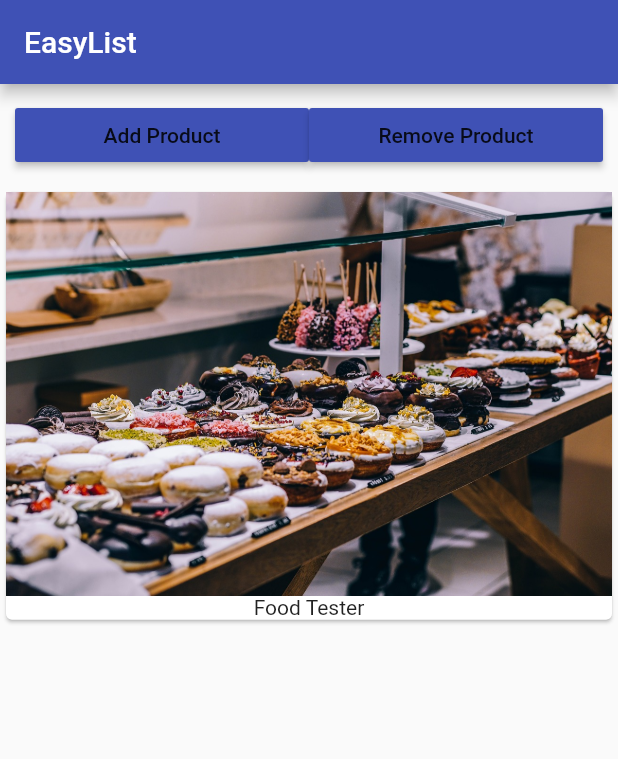
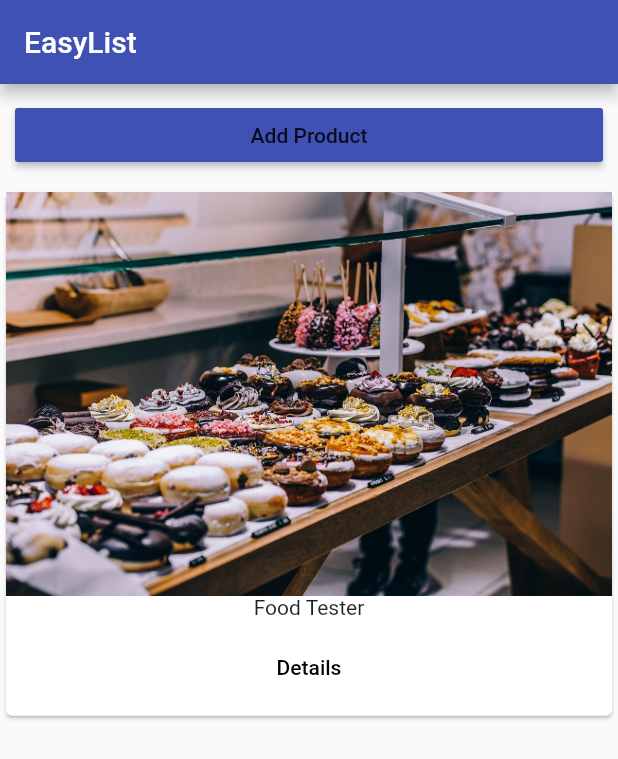
Before and after one commit to niranjanshankar/Flutter_sample_app, a Flutter app: the screen it shows after launch, on a phone screen of 412 x 824 dp. Shown: the top 759 px of the screen. Run offline on Flutter 3.47's test engine with Material 2 defaults, Android fonts, the phone set to English and light mode, and no system bars.

```diff
--- a/lib/main.dart
+++ b/lib/main.dart
@@ -1,5 +1,5 @@
 import 'package:flutter/material.dart';
-import './product_manager.dart';
+import './pages/home.dart';
 // import 'package:flutter/rendering.dart';
 
 main() {
@@ -12,15 +12,8 @@ class UdemyCourseApp extends StatelessWidget {
   Widget build(BuildContext context) {
     return MaterialApp(
       // debugShowMaterialGrid: true,
-      theme:ThemeData(
-        primarySwatch: Colors.indigo
-      ),
-      home: Scaffold(
-        appBar: AppBar(
-          title: Text('EasyList'),
-        ),
-        body: ProductManager(startingProduct: 'Food Tester'),
-      ),
+      theme: ThemeData(primarySwatch: Colors.indigo),
+      home: HomePage(),
     );
   }
 }
--- /dev/null
+++ b/lib/pages/home.dart
@@ -0,0 +1,18 @@
+import 'package:flutter/material.dart';
+
+import '../product_manager.dart';
+
+class HomePage extends StatelessWidget {
+  @override
+  Widget build(BuildContext context) {
+    return Scaffold(
+      appBar: AppBar(
+        title: Text('EasyList'),
+      ),
+      body: ProductManager(startingProduct: {
+        'title': 'Food Tester',
+        'asset': 'assets/food.jpg'
+      }),
+    );
+  }
+}
--- a/lib/product_control.dart
+++ b/lib/product_control.dart
@@ -2,9 +2,9 @@ import 'package:flutter/material.dart';
 
 class ProducControl extends StatelessWidget {
   final Function addProduct;
-  final Function removeProduct;
+  // final Function removeProduct;
 
-  ProducControl(this.addProduct, this.removeProduct);
+  ProducControl(this.addProduct);
 
   @override
   Widget build(BuildContext context) {
@@ -15,20 +15,12 @@ class ProducControl extends StatelessWidget {
           child: RaisedButton(
             color: Theme.of(context).primaryColor,
             onPressed: () {
-              this.addProduct('Sweets');
+              this.addProduct({'title' : 'Sweets', 'asset' : 'assets/food.jpg'});
             },
             child: Text('Add Product'),
           ),
         ),
-        new Expanded(
-          child: RaisedButton(
-            color: Theme.of(context).primaryColor,
-            onPressed: () {
-              this.removeProduct('Sweets');
-            },
-            child: Text('Remove Product'),
-          ),
-        )
+
       ],
     );
   }
--- a/lib/product_manager.dart
+++ b/lib/product_manager.dart
@@ -4,7 +4,7 @@ import './products.dart';
 import './product_control.dart';
 
 class ProductManager extends StatefulWidget {
-  final String startingProduct;
+  final Map startingProduct;
 
   ProductManager({this.startingProduct});
 
@@ -15,12 +15,12 @@ class ProductManager extends StatefulWidget {
 }
 
 class _ProductManagerState extends State<ProductManager> {
-  List<String> _products = [];
+  List<Map> _products = [];
 
   @override
   void initState() {
     super.initState();
-    if(widget.startingProduct != null){
+    if (widget.startingProduct != null) {
       _products.add(widget.startingProduct);
     }
   }
@@ -31,9 +31,9 @@ class _ProductManagerState extends State<ProductManager> {
     });
   }
 
-  void _removeProduct(product) {
+  void _deleteProductAtIndex(index) {
     setState(() {
-      _products.remove(product);
+      _products.removeAt(index);
     });
   }
 
@@ -43,10 +43,11 @@ class _ProductManagerState extends State<ProductManager> {
       children: <Widget>[
         Container(
           margin: EdgeInsets.all(10.0),
-          child: ProducControl(_addProduct, _removeProduct),
+          child: ProducControl(_addProduct),
         ),
         Expanded(
-          child: Products(_products),
+          child:
+              Products(_products, deleteProductAtIndex: _deleteProductAtIndex),
         ),
       ],
     );
--- a/lib/products.dart
+++ b/lib/products.dart
@@ -1,17 +1,42 @@
 import 'package:flutter/material.dart';
 
+import './pages/product.dart';
+
 class Products extends StatelessWidget {
-  final List<String> products;
+  final List<Map> products;
+  final Function deleteProductAtIndex;
 
 // SHORTCUT TO CREATE A CONSTRUCTUR THAT GETS AN INPUT AND WRITES IT TO LOCAL PROPERTY
-  Products(this.products);
+  Products(this.products, {this.deleteProductAtIndex});
 
   Widget _buildProductItem(BuildContext context, int index) {
     return Card(
       child: Column(
         children: <Widget>[
-          Image.asset('assets/food.jpg'),
-          Text(products[index])
+          Image.asset(products[index]['asset']),
+          Text(products[index]['title']),
+          ButtonBar(
+            alignment: MainAxisAlignment.center,
+            children: <Widget>[
+              FlatButton(
+                child: Text('Details'),
+                onPressed: () {
+                  Navigator.push(
+                    context,
+                    MaterialPageRoute(
+                      builder: (BuildContext context) => ProductPage(
+                          products[index]['asset'], products[index]['title']),
+                    ),
+                  ).then((value) {
+                    // print(value);
+                    if (value) {
+                      this.deleteProductAtIndex(index);
+                    }
+                  });
+                },
+              ),
+            ],
+          ),
         ],
       ),
     );
```
Also changed, not shown: lib/pages/product.dart (added, +52 -0 lines).
